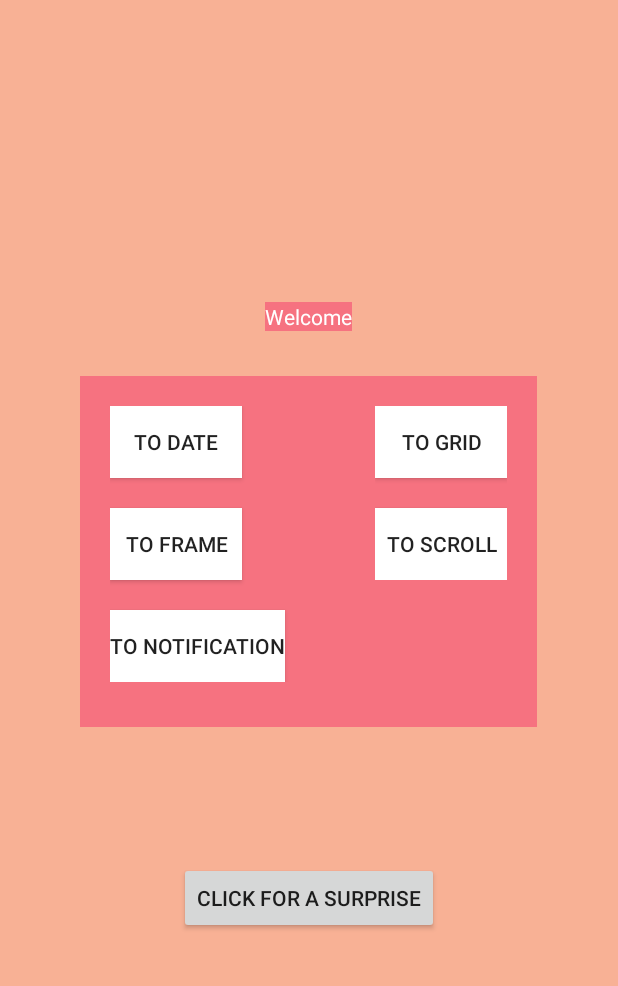
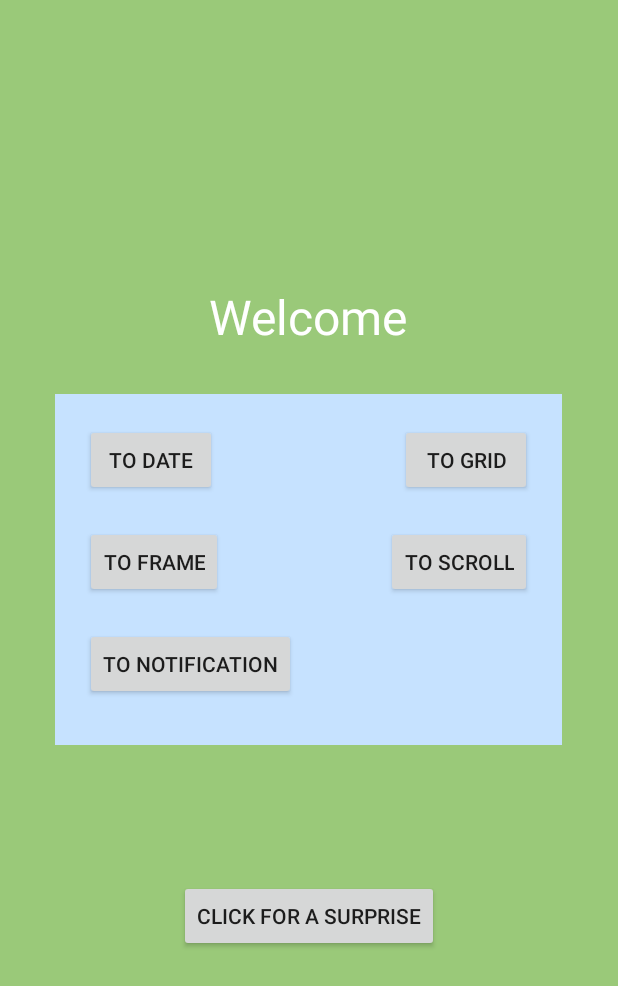
Before and after one commit to andrew-of-ulster/GestationApp, an Android app: the screen it shows after launch (MainActivity), on a phone screen of 412 x 824 dp. Shown: the top 986 px of the screen. Run offline under Robolectric (Android 15) with nearby library versions, the phone set to English and light mode, and no system bars.

Commit message:
Changed theme 2

```diff
--- a/app/src/main/res/layout/activity_main.xml
+++ b/app/src/main/res/layout/activity_main.xml
@@ -4,7 +4,7 @@
     xmlns:tools="http://schemas.android.com/tools"
     android:layout_width="match_parent"
     android:layout_height="match_parent"
-    android:background = "#F8B195"
+    android:background = "#9Ac979"
     tools:context=".MainActivity">
 
 
@@ -20,6 +20,7 @@
     android:gravity="center"
 
 
+
     >
     <TextView
         android:id="@+id/textView"
@@ -29,7 +30,8 @@
         android:textColor="#ffffff"
         android:layout_gravity="center"
         android:layout_marginBottom="30dp"
-        android:background = "#F67280"
+        android:textSize="32dp"
+
         />
 
     <LinearLayout
@@ -37,7 +39,7 @@
         android:layout_width="wrap_content"
         android:layout_height="wrap_content"
         android:layout_marginBottom="10dp"
-        android:background = "#F67280"
+        android:background = "#C6E2FF"
         android:padding="20dp">
 
     <LinearLayout
@@ -48,7 +50,6 @@
 
         >
         <Button
-            android:background="@android:color/white"
             android:id="@+id/nextLayout"
             android:layout_width="wrap_content"
             android:layout_height="wrap_content"
@@ -59,7 +60,6 @@
             android:id="@+id/toFrameButton"
             android:layout_width="wrap_content"
             android:layout_height="wrap_content"
-            android:background="@android:color/white"
             android:text="To Frame"
             android:layout_marginRight="20dp"
             android:layout_marginBottom="20dp"
@@ -69,7 +69,6 @@
             android:id="@+id/toNotiButton"
             android:layout_width="wrap_content"
             android:layout_height="wrap_content"
-            android:background="@android:color/white"
             android:text="To Notification"
             android:layout_marginRight="20dp"
             />
@@ -89,7 +88,6 @@
         android:id="@+id/toGridButton"
         android:layout_width="wrap_content"
         android:layout_height="wrap_content"
-        android:background="@android:color/white"
         android:text="To Grid"
         android:layout_marginBottom="20dp"
         />
@@ -98,7 +96,6 @@
             android:id="@+id/toScrollButton"
             android:layout_width="wrap_content"
             android:layout_height="wrap_content"
-            android:background="@android:color/white"
             android:text="To Scroll"
             />
 
```
